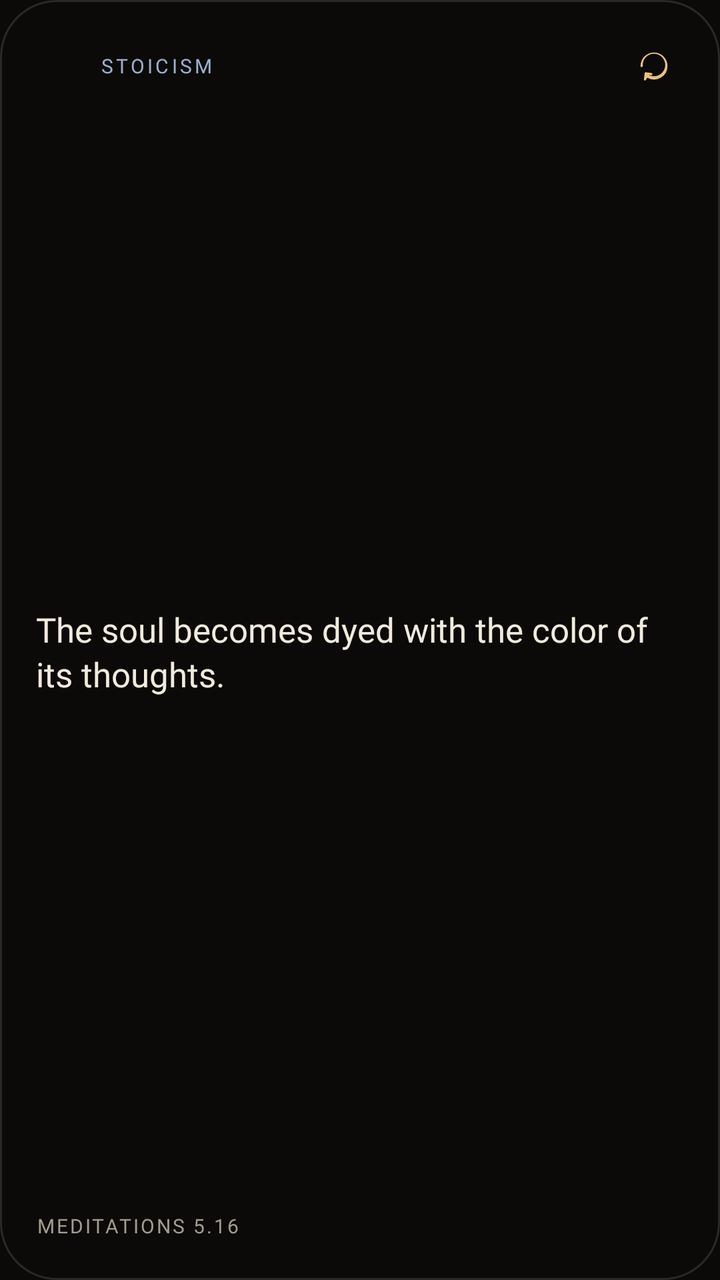
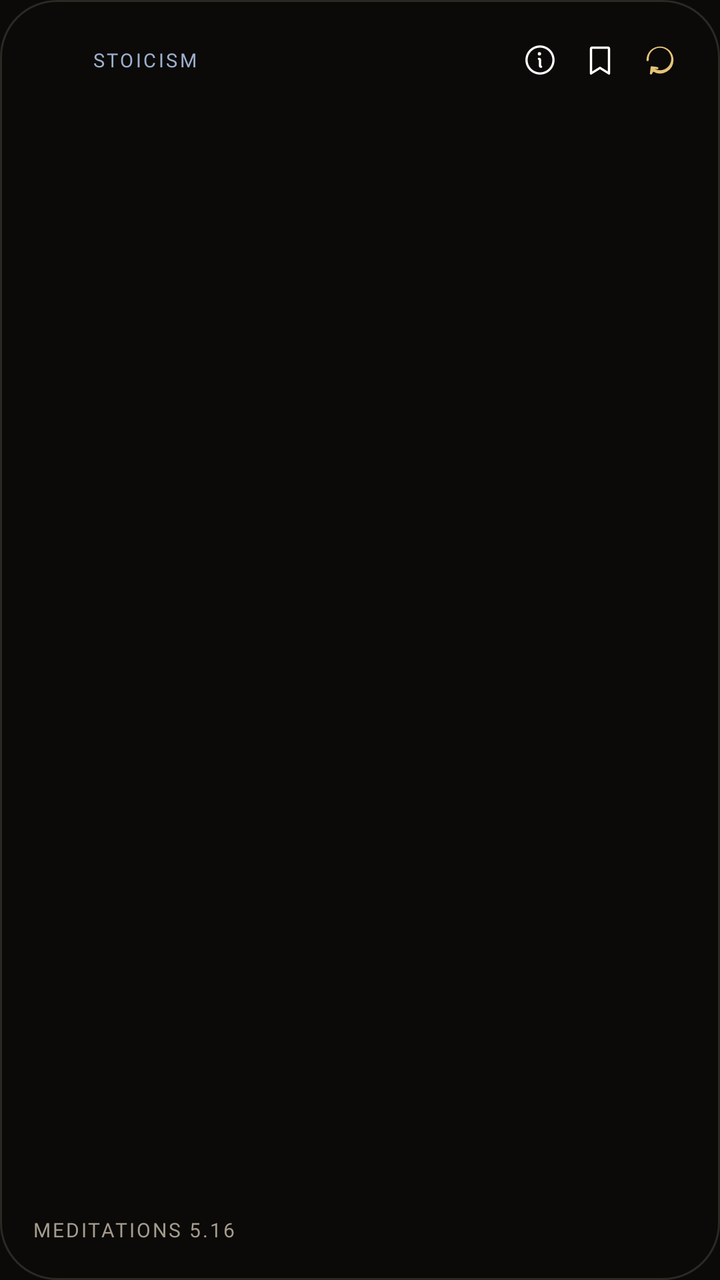

The first picture is an Android layout as it rendered before a commit; the second is the same layout after the commit. The layout source and the unified diff follow.
<!-- AndroidManifest.xml: application theme Theme.Fathom.Starting -->
<!-- res/layout/widget_daily_wisdom.xml -->
<?xml version="1.0" encoding="utf-8"?>
<FrameLayout xmlns:android="http://schemas.android.com/apk/res/android"
    android:id="@+id/widget_root"
    android:layout_width="match_parent"
    android:layout_height="match_parent"
    android:background="@drawable/widget_card_background">

    <ImageView
        android:id="@+id/widget_background"
        android:layout_width="match_parent"
        android:layout_height="match_parent"
        android:importantForAccessibility="no"
        android:scaleType="fitXY" />

    <LinearLayout
        android:layout_width="match_parent"
        android:layout_height="match_parent"
        android:orientation="vertical"
        android:padding="18dp">

        <RelativeLayout
            android:layout_width="match_parent"
            android:layout_height="wrap_content">

            <ImageView
                android:id="@+id/widget_emblem"
                android:layout_width="22dp"
                android:layout_height="22dp"
                android:layout_alignParentStart="true"
                android:layout_centerVertical="true"
                android:importantForAccessibility="no" />

            <TextView
                android:id="@+id/widget_tradition_badge"
                android:layout_width="wrap_content"
                android:layout_height="wrap_content"
                android:layout_centerVertical="true"
                android:layout_marginStart="10dp"
                android:layout_toEndOf="@id/widget_emblem"
                android:fontFamily="@font/geist_mono"
                android:fontVariationSettings="'wght' 500"
                android:letterSpacing="0.14"
                android:text="STOICISM"
                android:textColor="#9DB0CC"
                android:textSize="10sp" />

            <ImageView
                android:id="@+id/widget_btn_refresh"
                android:layout_width="30dp"
                android:layout_height="30dp"
                android:layout_alignParentEnd="true"
                android:layout_centerVertical="true"
                android:background="?android:attr/selectableItemBackgroundBorderless"
                android:contentDescription="Refresh verse"
                android:padding="6dp"
                android:src="@drawable/widget_icon_refresh" />
        </RelativeLayout>

        <TextView
            android:id="@+id/widget_verse_text"
            android:layout_width="match_parent"
            android:layout_height="0dp"
            android:layout_marginTop="10dp"
            android:layout_marginBottom="10dp"
            android:layout_weight="1"
            android:ellipsize="end"
            android:fontFamily="@font/newsreader"
            android:fontVariationSettings="'wght' 400, 'opsz' 24"
            android:gravity="center_vertical"
            android:lineSpacingMultiplier="1.12"
            android:maxLines="5"
            android:text="The soul becomes dyed with the color of its thoughts."
            android:textColor="#F1EADD"
            android:textSize="17sp" />

        <RelativeLayout
            android:layout_width="match_parent"
            android:layout_height="wrap_content">

            <TextView
                android:id="@+id/widget_verse_reference"
                android:layout_width="wrap_content"
                android:layout_height="wrap_content"
                android:layout_alignParentStart="true"
                android:layout_centerVertical="true"
                android:fontFamily="@font/geist_mono"
                android:fontVariationSettings="'wght' 500"
                android:letterSpacing="0.1"
                android:text="MEDITATIONS 5.16"
                android:textColor="#A59C8D"
                android:textSize="10sp" />

            <ImageView
                android:id="@+id/widget_wordmark"
                android:layout_width="wrap_content"
                android:layout_height="18dp"
                android:layout_alignParentEnd="true"
                android:layout_centerVertical="true"
                android:adjustViewBounds="true"
                android:importantForAccessibility="no" />
        </RelativeLayout>
    </LinearLayout>
</FrameLayout>
<!-- resources referenced by this layout -->
<resources>
  <!-- drawable widget_card_background (drawable) -->
  <?xml version="1.0" encoding="utf-8"?>
  <shape xmlns:android="http://schemas.android.com/apk/res/android"
      android:shape="rectangle">
      <solid android:color="#0B0A09" />
      <stroke
          android:width="1dp"
          android:color="#2C2824" />
      <corners android:radius="28dp" />
  </shape>
  <!-- drawable widget_icon_refresh (drawable) -->
  <?xml version="1.0" encoding="utf-8"?>
  <vector xmlns:android="http://schemas.android.com/apk/res/android"
      android:width="24dp"
      android:height="24dp"
      android:viewportWidth="256"
      android:viewportHeight="256">
      <path
          android:fillColor="#E5C378"
          android:pathData="M224,128a96,96,0,0,1-144.07,83.11l-9.33,16.16A8,8,0,0,1,56.7,219.4l4.63-40.06a8,8,0,0,1,8.9-7l39.81,5.69a8,8,0,0,1-2.26,15.84l-18.06-2.58A80,80,0,1,0,48,128a8,8,0,0,1-16,0,96,96,0,1,1,192,0Z"/>
  </vector>
  <style name="Theme.Fathom.Starting" parent="@android:style/Theme.Material.Light.NoActionBar">
          <item name="android:windowBackground">@color/fathom_background</item>
      </style>
  <color name="fathom_background">#0B0A09</color>
</resources>

<!-- the commit's change to res/layout/widget_daily_wisdom.xml (unified diff, before → after) -->
@@ -16,7 +16,7 @@
         android:layout_width="match_parent"
         android:layout_height="match_parent"
         android:orientation="vertical"
-        android:padding="18dp">
+        android:padding="16dp">
 
         <RelativeLayout
             android:layout_width="match_parent"
@@ -35,60 +35,77 @@
                 android:layout_width="wrap_content"
                 android:layout_height="wrap_content"
                 android:layout_centerVertical="true"
-                android:layout_marginStart="10dp"
+                android:layout_marginStart="8dp"
+                android:layout_marginEnd="8dp"
                 android:layout_toEndOf="@id/widget_emblem"
+                android:layout_toStartOf="@id/widget_actions_container"
+                android:ellipsize="end"
                 android:fontFamily="@font/geist_mono"
                 android:fontVariationSettings="'wght' 500"
-                android:letterSpacing="0.14"
+                android:letterSpacing="0.12"
+                android:maxLines="1"
                 android:text="STOICISM"
                 android:textColor="#9DB0CC"
-                android:textSize="10sp" />
+                android:textSize="9.5sp" />
 
-            <ImageView
-                android:id="@+id/widget_btn_refresh"
-                android:layout_width="30dp"
-                android:layout_height="30dp"
+            <LinearLayout
+                android:id="@+id/widget_actions_container"
+                android:layout_width="wrap_content"
+                android:layout_height="wrap_content"
                 android:layout_alignParentEnd="true"
                 android:layout_centerVertical="true"
-                android:background="?android:attr/selectableItemBackgroundBorderless"
-                android:contentDescription="Refresh verse"
-                android:padding="6dp"
-                android:src="@drawable/widget_icon_refresh" />
+                android:gravity="center_vertical"
+                android:orientation="horizontal">
+
+                <ImageView
+                    android:id="@+id/widget_btn_info"
+                    android:layout_width="28dp"
+                    android:layout_height="28dp"
+                    android:layout_marginEnd="2dp"
+                    android:background="?android:attr/selectableItemBackgroundBorderless"
+                    android:contentDescription="Toggle exegesis commentary"
+                    android:padding="5dp"
+                    android:src="@drawable/widget_icon_info" />
+
+                <ImageView
+                    android:id="@+id/widget_btn_bookmark"
+                    android:layout_width="28dp"
+                    android:layout_height="28dp"
+                    android:layout_marginEnd="2dp"
+                    android:background="?android:attr/selectableItemBackgroundBorderless"
+                    android:contentDescription="Bookmark passage"
+                    android:padding="5dp"
+                    android:src="@drawable/widget_icon_bookmark" />
+
+                <ImageView
+                    android:id="@+id/widget_btn_refresh"
+                    android:layout_width="28dp"
+                    android:layout_height="28dp"
+                    android:background="?android:attr/selectableItemBackgroundBorderless"
+                    android:contentDescription="Refresh verse"
+                    android:padding="5dp"
+                    android:src="@drawable/widget_icon_refresh" />
+            </LinearLayout>
         </RelativeLayout>
 
-        <TextView
-            android:id="@+id/widget_verse_text"
+        <ListView
+            android:id="@+id/widget_scroll_list"
             android:layout_width="match_parent"
             android:layout_height="0dp"
-            android:layout_marginTop="10dp"
-            android:layout_marginBottom="10dp"
+            android:layout_marginTop="6dp"
+            android:layout_marginBottom="6dp"
             android:layout_weight="1"
-            android:ellipsize="end"
-            android:fontFamily="@font/newsreader"
-            android:fontVariationSettings="'wght' 400, 'opsz' 24"
-            android:gravity="center_vertical"
-            android:lineSpacingMultiplier="1.12"
-            android:maxLines="5"
-            android:text="The soul becomes dyed with the color of its thoughts."
-            android:textColor="#F1EADD"
-            android:textSize="17sp" />
+            android:divider="@null"
+            android:dividerHeight="0dp"
+            android:fadingEdge="vertical"
+            android:fadingEdgeLength="8dp"
+            android:nestedScrollingEnabled="true"
+            android:requiresFadingEdge="vertical"
+            android:scrollbars="none" />
 
         <RelativeLayout
             android:layout_width="match_parent"
             android:layout_height="wrap_content">
-
-            <TextView
-                android:id="@+id/widget_verse_reference"
-                android:layout_width="wrap_content"
-                android:layout_height="wrap_content"
-                android:layout_alignParentStart="true"
-                android:layout_centerVertical="true"
-                android:fontFamily="@font/geist_mono"
-                android:fontVariationSettings="'wght' 500"
-                android:letterSpacing="0.1"
-                android:text="MEDITATIONS 5.16"
-                android:textColor="#A59C8D"
-                android:textSize="10sp" />
 
             <ImageView
                 android:id="@+id/widget_wordmark"
@@ -98,6 +115,23 @@
                 android:layout_centerVertical="true"
                 android:adjustViewBounds="true"
                 android:importantForAccessibility="no" />
+
+            <TextView
+                android:id="@+id/widget_verse_reference"
+                android:layout_width="wrap_content"
+                android:layout_height="wrap_content"
+                android:layout_alignParentStart="true"
+                android:layout_centerVertical="true"
+                android:layout_marginEnd="12dp"
+                android:layout_toStartOf="@id/widget_wordmark"
+                android:ellipsize="end"
+                android:fontFamily="@font/geist_mono"
+                android:fontVariationSettings="'wght' 500"
+                android:letterSpacing="0.10"
+                android:maxLines="1"
+                android:text="MEDITATIONS 5.16"
+                android:textColor="#A59C8D"
+                android:textSize="10sp" />
         </RelativeLayout>
     </LinearLayout>
 </FrameLayout>
<!-- resource entries referenced after the edit -->
@@ -10,6 +10,28 @@
           android:color="#2C2824" />
       <corners android:radius="28dp" />
   </shape>
+  <!-- drawable widget_icon_bookmark (drawable) -->
+  <?xml version="1.0" encoding="utf-8"?>
+  <vector xmlns:android="http://schemas.android.com/apk/res/android"
+      android:width="24dp"
+      android:height="24dp"
+      android:viewportWidth="256"
+      android:viewportHeight="256">
+      <path
+          android:fillColor="#FFFFFF"
+          android:pathData="M184,32H72A16,16,0,0,0,56,48V224a8,8,0,0,0,12.24,6.78L128,193.43l59.77,37.35A8,8,0,0,0,200,224V48A16,16,0,0,0,184,32Zm0,177.57-51.77-32.35a8,8,0,0,0-8.48,0L72,209.57V48H184Z"/>
+  </vector>
+  <!-- drawable widget_icon_info (drawable) -->
+  <?xml version="1.0" encoding="utf-8"?>
+  <vector xmlns:android="http://schemas.android.com/apk/res/android"
+      android:width="24dp"
+      android:height="24dp"
+      android:viewportWidth="256"
+      android:viewportHeight="256">
+      <path
+          android:fillColor="#FFFFFF"
+          android:pathData="M128,24A104,104,0,1,0,232,128,104.11,104.11,0,0,0,128,24Zm0,192a88,88,0,1,1,88-88A88.1,88.1,0,0,1,128,216Zm16-40a8,8,0,0,1-8,8,16,16,0,0,1-16-16V128a8,8,0,0,1,0-16,16,16,0,0,1,16,16v40A8,8,0,0,1,144,176Zm-20-80a12,12,0,1,1,12-12A12,12,0,0,1,124,96Z"/>
+  </vector>
   <!-- drawable widget_icon_refresh (drawable) -->
   <?xml version="1.0" encoding="utf-8"?>
   <vector xmlns:android="http://schemas.android.com/apk/res/android"
